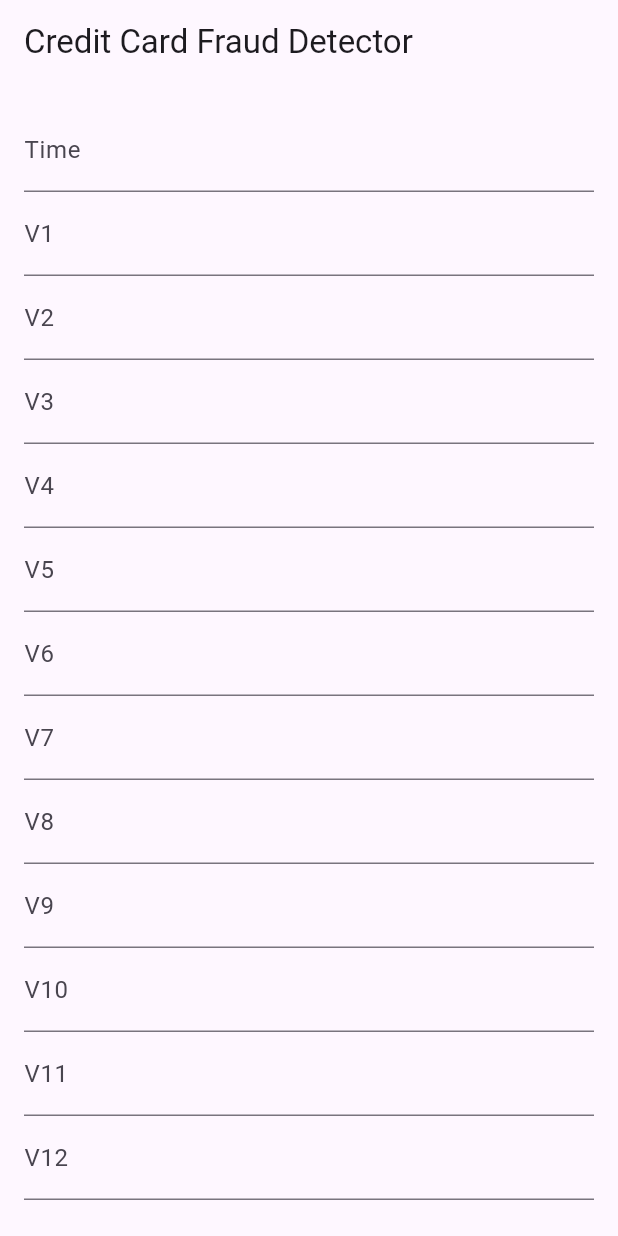
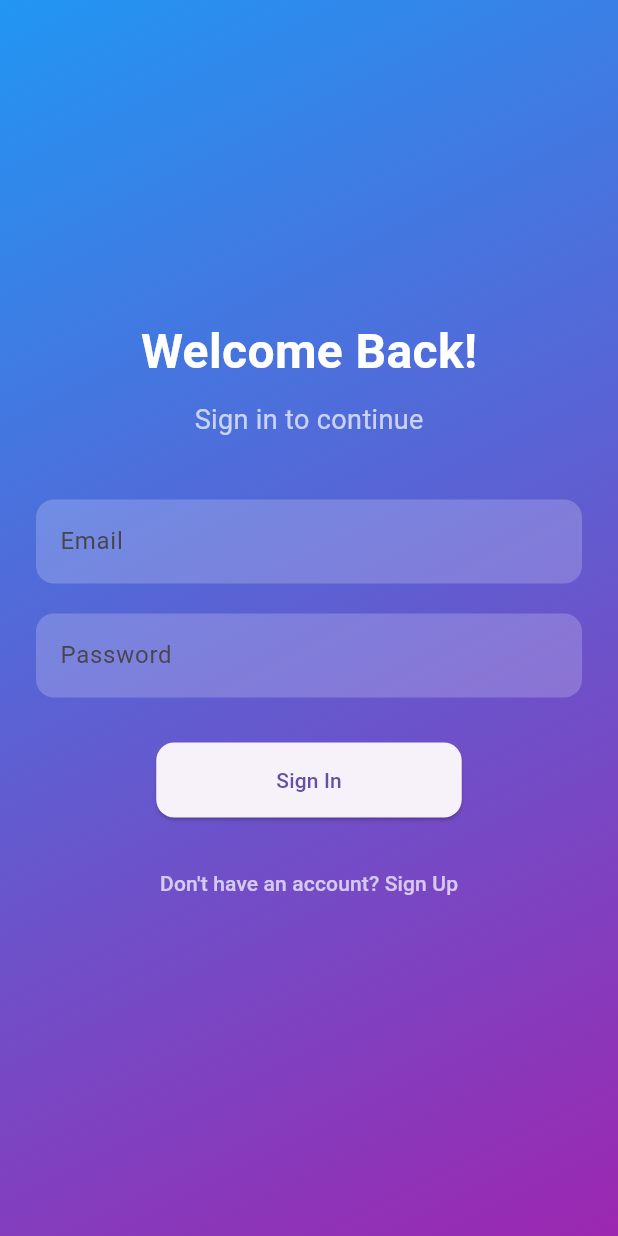
Before and after one commit to Techwin-Hub/credit_card_fraud_detection, a Flutter app: the screen it shows after launch, on a phone screen of 412 x 824 dp. Run offline on Flutter 3.47's test engine with Material 3 defaults, Android fonts, the phone set to English and light mode, and no system bars.

Commit message:
feat: Enhance frontend with sign-in/sign-up and improved UI

```diff
--- a/flutter_fraud_app/lib/main.dart
+++ b/flutter_fraud_app/lib/main.dart
@@ -1,9 +1,9 @@
 import 'package:flutter/material.dart';
-import 'screens/predict_screen.dart';
+import 'package:flutter_fraud_app/screens/signin_screen.dart';
 
 void main() {
   runApp(const MaterialApp(
-    home: PredictScreen(),
+    home: SignInScreen(),
     debugShowCheckedModeBanner: false,
   ));
 }
--- /dev/null
+++ b/flutter_fraud_app/lib/screens/signin_screen.dart
@@ -0,0 +1,103 @@
+import 'package:flutter/material.dart';
+import 'package:flutter_fraud_app/screens/predict_screen.dart';
+import 'package:flutter_fraud_app/screens/signup_screen.dart';
+
+class SignInScreen extends StatelessWidget {
+  const SignInScreen({Key? key}) : super(key: key);
+
+  @override
+  Widget build(BuildContext context) {
+    return Scaffold(
+      body: Container(
+        decoration: BoxDecoration(
+          gradient: LinearGradient(
+            colors: [Colors.blue, Colors.purple],
+            begin: Alignment.topLeft,
+            end: Alignment.bottomRight,
+          ),
+        ),
+        child: Center(
+          child: SingleChildScrollView(
+            padding: const EdgeInsets.all(24.0),
+            child: Column(
+              mainAxisAlignment: MainAxisAlignment.center,
+              children: [
+                Text(
+                  'Welcome Back!',
+                  style: TextStyle(
+                    fontSize: 32,
+                    fontWeight: FontWeight.bold,
+                    color: Colors.white,
+                  ),
+                ),
+                SizedBox(height: 10),
+                Text(
+                  'Sign in to continue',
+                  style: TextStyle(
+                    fontSize: 18,
+                    color: Colors.white70,
+                  ),
+                ),
+                SizedBox(height: 40),
+                TextFormField(
+                  decoration: InputDecoration(
+                    labelText: 'Email',
+                    filled: true,
+                    fillColor: Colors.white.withOpacity(0.2),
+                    border: OutlineInputBorder(
+                      borderRadius: BorderRadius.circular(12),
+                      borderSide: BorderSide.none,
+                    ),
+                  ),
+                  keyboardType: TextInputType.emailAddress,
+                ),
+                SizedBox(height: 20),
+                TextFormField(
+                  decoration: InputDecoration(
+                    labelText: 'Password',
+                    filled: true,
+                    fillColor: Colors.white.withOpacity(0.2),
+                    border: OutlineInputBorder(
+                      borderRadius: BorderRadius.circular(12),
+                      borderSide: BorderSide.none,
+                    ),
+                  ),
+                  obscureText: true,
+                ),
+                SizedBox(height: 30),
+                ElevatedButton(
+                  onPressed: () {
+                    Navigator.pushReplacement(
+                      context,
+                      MaterialPageRoute(builder: (context) => const PredictScreen()),
+                    );
+                  },
+                  child: Text('Sign In'),
+                  style: ElevatedButton.styleFrom(
+                    padding: EdgeInsets.symmetric(horizontal: 80, vertical: 15),
+                    shape: RoundedRectangleBorder(
+                      borderRadius: BorderRadius.circular(12),
+                    ),
+                  ),
+                ),
+                SizedBox(height: 20),
+                TextButton(
+                  onPressed: () {
+                    Navigator.push(
+                      context,
+                      MaterialPageRoute(builder: (context) => const SignUpScreen()),
+                    );
+                  },
+                  child: Text(
+                    "Don't have an account? Sign Up",
+                    style: TextStyle(color: Colors.white70),
+                  ),
+                ),
+              ],
+            ),
+          ),
+        ),
+      ),
+    );
+  }
+}
```
Also changed, not shown: flutter_fraud_app/lib/screens/predict_screen.dart (+58 -7 lines), flutter_fraud_app/lib/screens/signup_screen.dart (added, +112 -0 lines).
